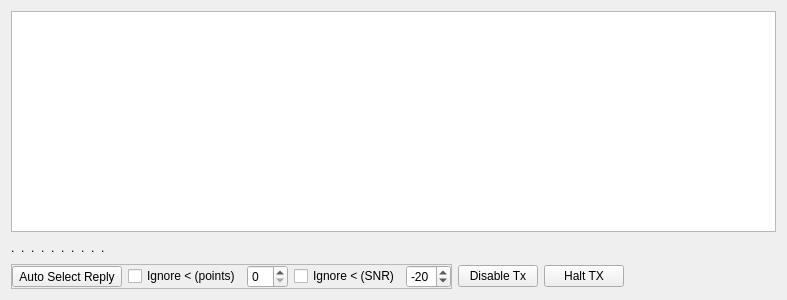
The window that mqt/MqtLogger/WsjtxFrame.ui (Rsclub22/Minos2-Mirror) describes before a commit, drawn with Qt 5.
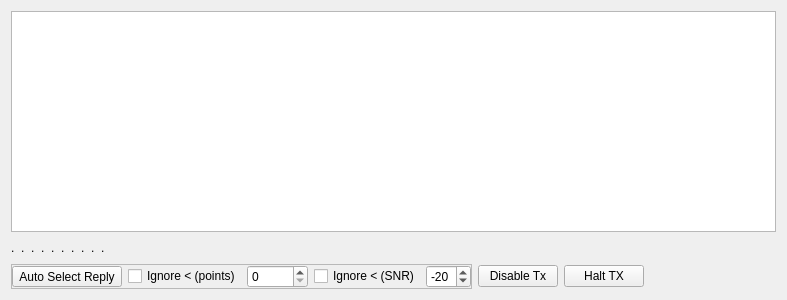
The same window after the commit.

Commit message: More checks on messages for reply

Diff of the .ui file:
```diff
--- a/mqt/MqtLogger/WsjtxFrame.ui
+++ b/mqt/MqtLogger/WsjtxFrame.ui
@@ -168,6 +168,12 @@
           <property name="focusPolicy">
            <enum>Qt::ClickFocus</enum>
           </property>
+          <property name="maximum">
+           <number>10000</number>
+          </property>
+          <property name="singleStep">
+           <number>10</number>
+          </property>
          </widget>
         </item>
         <item>
```
Left out of the diff: 6 changed lines with no effect on the pictures. The commit also changes 1 other file.
